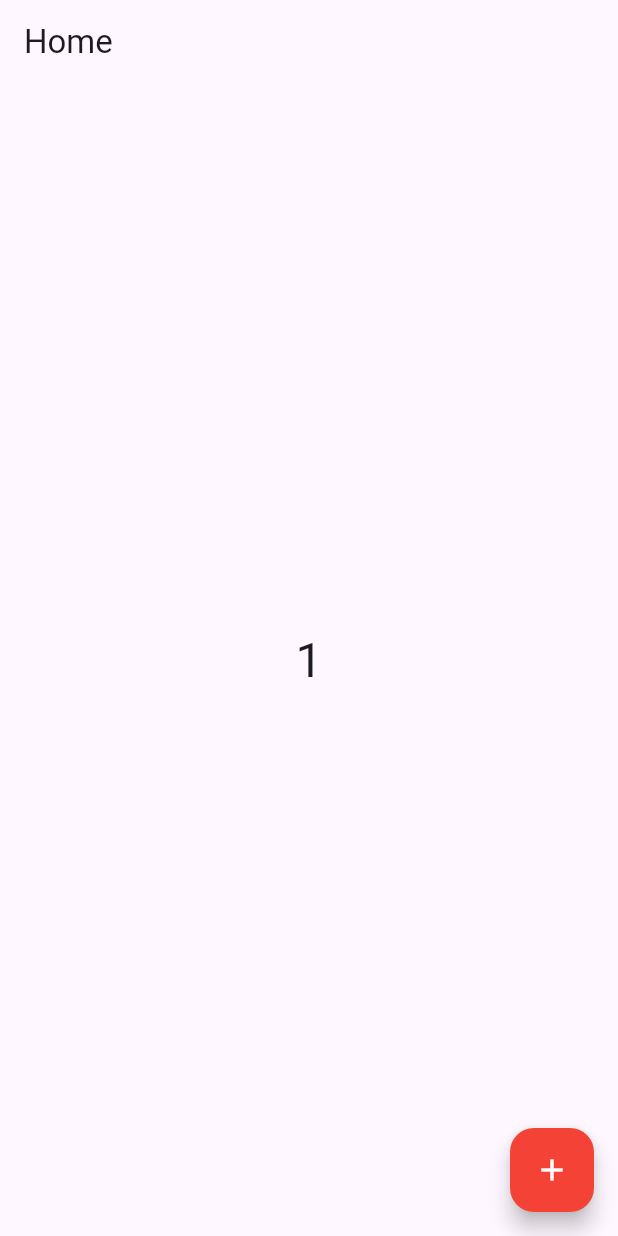
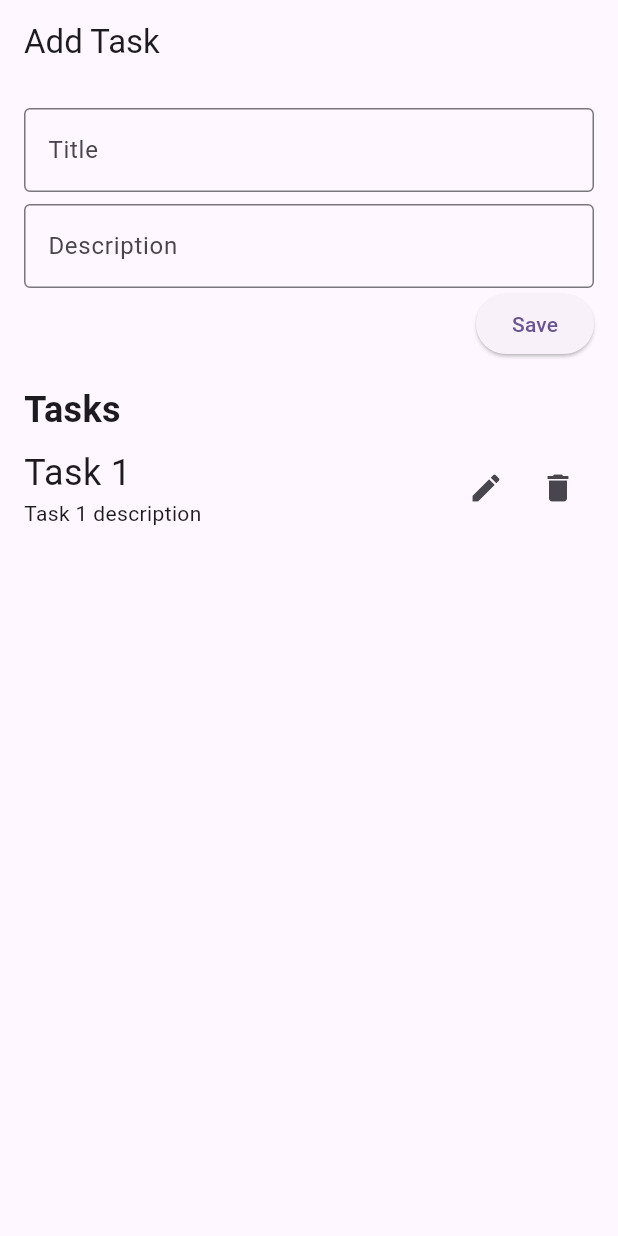
Before and after one commit to rosanyonghang/fluttertaskmanagement, a Flutter app: the screen it shows after launch, on a phone screen of 412 x 824 dp. Run offline on Flutter 3.47's test engine with Material 3 defaults, Android fonts, the light colour scheme and no system bars.

Commit message:
Feature: Add task screen

```diff
--- a/lib/main.dart
+++ b/lib/main.dart
@@ -1,4 +1,5 @@
 import 'package:flutter/material.dart';
+import 'package:fluttertaskmanagement/screens/AddTask.dart';
 import 'package:fluttertaskmanagement/screens/TodoHome.dart';
 
 void main() {
@@ -17,7 +18,7 @@
         colorScheme: ColorScheme.fromSeed(seedColor: Colors.deepPurple),
         useMaterial3: true,
       ),
-      home: Todohome(),
+      home: Addtask(),
     );
   }
 }
--- /dev/null
+++ b/lib/screens/AddTask.dart
@@ -0,0 +1,130 @@
+import 'package:flutter/material.dart';
+
+class Addtask extends StatefulWidget {
+  const Addtask({super.key});
+
+  @override
+  State<Addtask> createState() => _AddtaskState();
+}
+
+class TaskModel {
+  num id;
+  String title;
+  String description;
+
+  TaskModel({
+    required this.id,
+    required this.title,
+    required this.description,
+  });
+}
+
+class _AddtaskState extends State<Addtask> {
+  String title = '';
+  String description = '';
+
+  List<TaskModel> tasks = [
+    TaskModel(id: 1, title: "Task 1", description: "Task 1 description"),
+  ];
+
+  @override
+  Widget build(BuildContext context) {
+    return Scaffold(
+        appBar: AppBar(
+          title: Text('Add Task'),
+        ),
+        body: Container(
+          padding: EdgeInsets.all(16),
+          height: MediaQuery
+              .of(context)
+              .size
+              .height - 60,
+          child: Column(
+            crossAxisAlignment: CrossAxisAlignment.start,
+            children: [
+              Container(
+                child: Column(
+                  children: [
+                    TextField(
+                      onChanged: (val) {
+                        setState(() {
+                          title = val;
+                        });
+                      },
+                      decoration: InputDecoration(
+                          border: OutlineInputBorder(), label: Text('Title')),
+                    ),
+                    Container(
+                      margin: EdgeInsets.only(top: 8),
+                      child: TextField(
+                        onChanged: (val) {
+                          setState(() {
+                            description = val;
+                          });
+                        },
+                        decoration: InputDecoration(
+                            border: OutlineInputBorder(),
+                            label: Text('Description')),
+                      ),
+                    ),
+                    Row(
+                      mainAxisAlignment: MainAxisAlignment.end,
+                      children: [
+                        ElevatedButton(
+                          onPressed: () {
+                            setState(() {
+                              tasks.add(TaskModel(id: tasks.length + 1,
+                                  title: title,
+                                  description: description));
+                            });
+                          },
+                          child: Text('Save'),
+                        )
+                      ],
+                    ),
+                  ],
+                ),
+              ),
+              Container(
+                margin: EdgeInsets.only(top: 16),
+                child: Text('Tasks',
+                  style: TextStyle(fontSize: 24, fontWeight: FontWeight.bold),),
+              ),
+              Container(
+                child: Column(
+                  children: tasks.map((el) {
+                    return Container(
+                      margin: EdgeInsets.only(bottom: 12, top: 8),
+                      child: Row(
+                        children: [
+                          Expanded(
+                            child: Column(
+                              crossAxisAlignment: CrossAxisAlignment.start,
+                              children: [
+                                Text(
+                                  el.title,
+                                  style: TextStyle(fontSize: 24),
+                                ),
+                                Text(el.description),
+                              ],
+                            ),
+                          ),
+                          Row(
+                            children: [
+                              IconButton(
+                                  onPressed: () {}, icon: Icon(Icons.edit)),
+                              IconButton(
+                                  onPressed: () {}, icon: Icon(Icons.delete)),
+                            ],
+                          )
+                        ],
+                      ),
+                    );
+                  }).toList(),
+                ),
+              )
+            ],
+          ),
+        ));
+  }
+}
```
